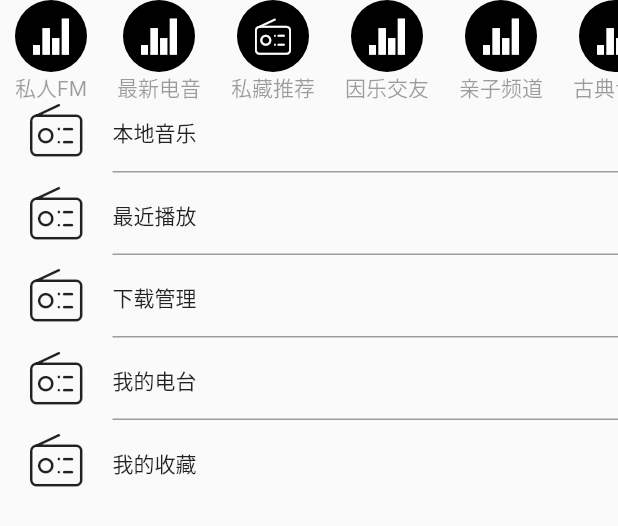
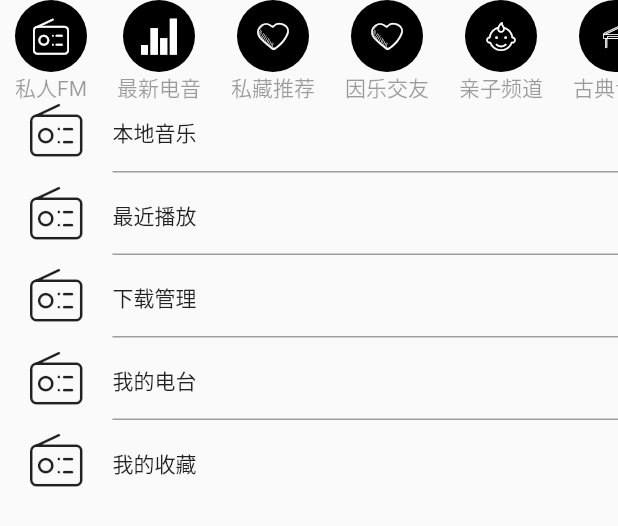
Before and after one commit to wyswill/clourMusic_flutter, a Flutter app: the Mine widget shown alone on an empty page, opened directly, on a phone screen of 412 x 824 dp. Shown: the top 526 px of the screen. Run offline on Flutter 3.47's test engine with Material 2 defaults, Android fonts, the phone set to English and light mode, and no system bars; missing offline and left inert: banner; network calls fail.

Commit message:
图标更新

```diff
--- a/lib/find/components/items.dart
+++ b/lib/find/components/items.dart
@@ -4,23 +4,24 @@ class Items extends StatelessWidget {
   final iconName;
   final iconTitle;
   final textStyle;
-  Items(this.iconName, this.iconTitle, {this.textStyle});
+  final bgColor;
+  Items(this.iconName, this.iconTitle, {this.textStyle, this.bgColor});
   @override
   Widget build(BuildContext context) {
     return Container(
       child: Column(
         children: <Widget>[
           Container(
-            decoration: BoxDecoration(
-              shape: BoxShape.circle,
-              color: Colors.black,
-            ),
+            decoration: this.bgColor != false
+                ? BoxDecoration(shape: BoxShape.circle, color: Colors.black)
+                : BoxDecoration(shape: BoxShape.circle),
             child: IconButton(
                 icon: this.iconName, color: Colors.white, onPressed: () {}),
           ),
           Text(
             '${this.iconTitle}',
-            style: TextStyle(fontSize: 14, color: Colors.black38),
+            style: this.textStyle ??
+                TextStyle(fontSize: 14, color: Colors.black38),
           )
         ],
       ),
--- a/lib/mine/mine.dart
+++ b/lib/mine/mine.dart
@@ -9,16 +9,16 @@ class Mine extends StatefulWidget {
 
 class _MineState extends State<Mine> {
   List icons = [
-    {"icon": 0xe7bc, "title": '私人FM'},
+    {"icon": 0xe65b, "title": '私人FM'},
     {"icon": 0xe7bc, "title": '最新电音'},
-    {"icon": 0xe65b, "title": '私藏推荐'},
-    {"icon": 0xe7bc, "title": '因乐交友'},
-    {"icon": 0xe7bc, "title": '亲子频道'},
-    {"icon": 0xe7bc, "title": '古典专区'},
-    {"icon": 0xe7bc, "title": '跑步FM'},
-    {"icon": 0xe7bc, "title": '小冰电台'},
-    {"icon": 0xe7bc, "title": '爵士电台'},
-    {"icon": 0xe7bc, "title": '驾驶模式'},
+    {"icon": 0xe75e, "title": '私藏推荐'},
+    {"icon": 0xe75e, "title": '因乐交友'},
+    {"icon": 0xe84e, "title": '亲子频道'},
+    {"icon": 0xe611, "title": '古典专区'},
+    {"icon": 0xe608, "title": '跑步FM'},
+    {"icon": 0xe60a, "title": '小冰电台'},
+    {"icon": 0xe605, "title": '爵士电台'},
+    {"icon": 0xec6d, "title": '驾驶模式'},
   ];
   List<Widget> listItem = List();
   @override
```
Also changed, not shown: lib/components/single_song.dart (+21 -15 lines), lib/components/songListPage.dart (+31 -39 lines), fonts/iconfont.ttf, 7 other files.
